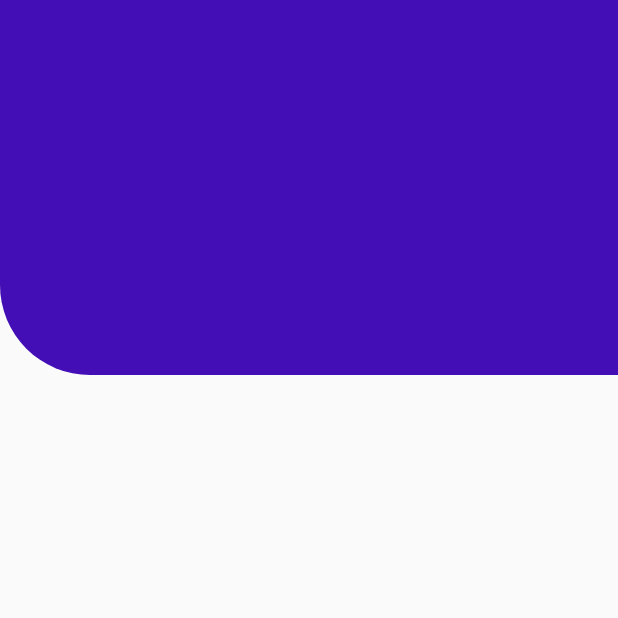
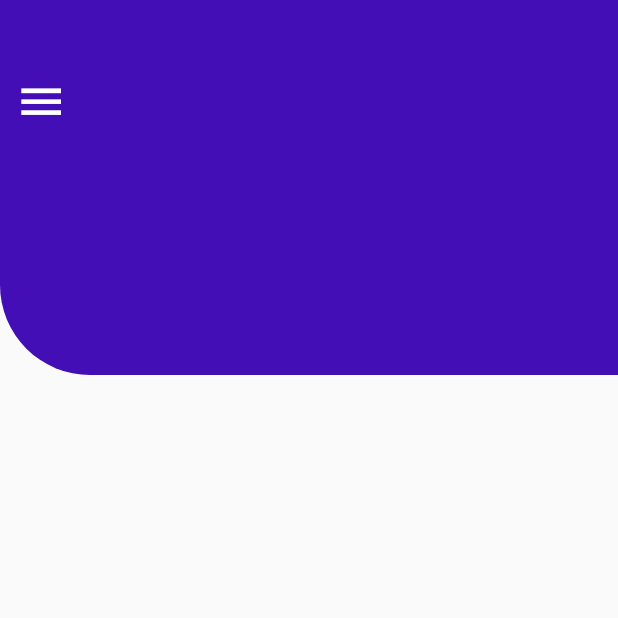
Before and after one commit to jaymesC/safeplace-social-app, a Flutter app: the screen it shows after launch, on a phone screen of 412 x 824 dp, the top half of it. Run offline on Flutter 3.47's test engine with Material 2 defaults, Android fonts, the phone set to English and light mode, and no system bars; our stand-ins replace flutter_spinkit.

Commit message:
updated homepage widget

```diff
--- a/lib/pages/home_page.dart
+++ b/lib/pages/home_page.dart
@@ -19,10 +19,20 @@ class HomePage extends StatelessWidget {
 
   _headSection() {
     return Container(
+      padding: const EdgeInsets.only(top: 50, left: 10),
       height: 250,
       decoration: BoxDecoration(
           color: Color.fromARGB(255, 67, 14, 182),
           borderRadius: BorderRadius.only(bottomLeft: Radius.circular(60))),
+      child: Column(
+        children: [
+          Row(
+            children: [
+              Icon(Icons.menu, color: Colors.white, size: 35),
+            ],
+          ),
+        ],
+      ),
     );
   }
 }
```
